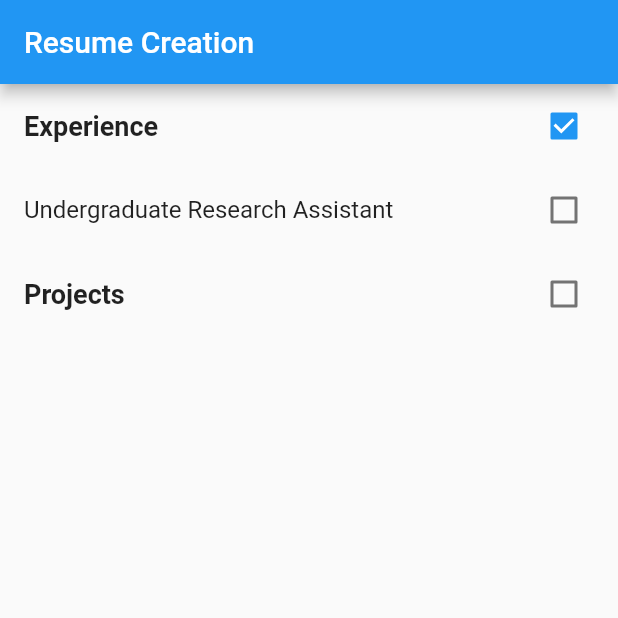
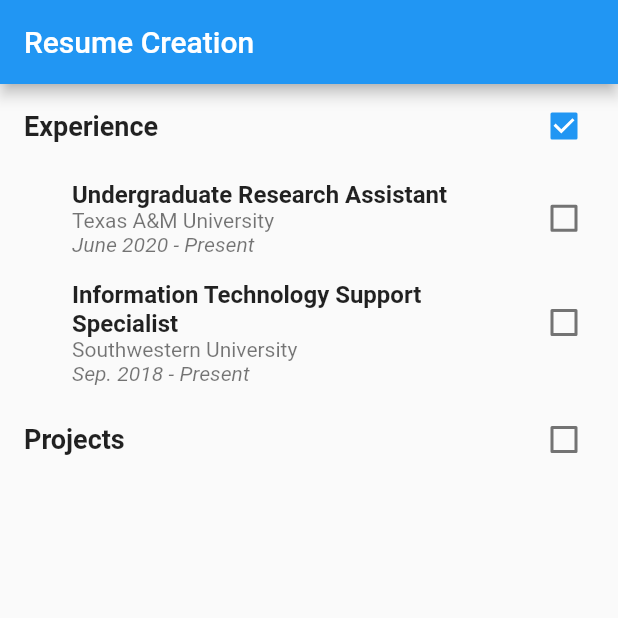
Before and after one commit to kevink2022/resume-builder-dart, a Flutter app: the screen it shows after launch, after a tap on "Experience", on a phone screen of 412 x 824 dp, the top half of it. Run offline on Flutter 3.47's test engine with Material 2 defaults, Android fonts, the phone set to English and light mode, and no system bars.

Commit message:
better formatting

```diff
--- a/lib/models/resume_data.dart
+++ b/lib/models/resume_data.dart
@@ -20,10 +20,8 @@ const String resumeDataJson = '''
     {
       "title": "Experience",
       "type": "job",
-      "isChecked": true,
       "components": [
         {
-          "isChecked": true,
           "data": {
             "title": "Undergraduate Research Assistant",
             "employer": "Texas A&M University",
@@ -32,16 +30,33 @@ const String resumeDataJson = '''
             "location": "College Station, TX",
             "bullets": [
               {
-                "content": "Developed a REST API using FastAPI and PostgreSQL to store data from learning management systems",
-                "isChecked": true
+                "content": "Developed a REST API using FastAPI and PostgreSQL to store data from learning management systems"
               },
               {
-                "content": "Developed a full-stack web application using Flask, React, PostgreSQL and Docker to analyze GitHub data",
-                "isChecked": true
+                "content": "Developed a full-stack web application using Flask, React, PostgreSQL and Docker to analyze GitHub data"
               },
               {
-                "content": "Explored ways to visualize GitHub collaboration in a classroom setting",
-                "isChecked": true
+                "content": "Explored ways to visualize GitHub collaboration in a classroom setting"
+              }
+            ]
+          }
+        },
+        {
+          "data": {
+            "title": "Information Technology Support Specialist",
+            "employer": "Southwestern University",
+            "start_date": "Sep. 2018",
+            "end_date": "Present",
+            "location": "Georgetown, TX",
+            "bullets": [
+              {
+                "content": "Developed a REST API using FastAPI and PostgreSQL to store data from learning management systems"
+              },
+              {
+                "content": "Developed a full-stack web application using Flask, React, PostgreSQL and Docker to analyze GitHub data"
+              },
+              {
+                "content": "Explored ways to visualize GitHub collaboration in a classroom setting"
               }
             ]
           }
@@ -51,52 +66,79 @@ const String resumeDataJson = '''
     {
       "title": "Projects",
       "type": "project",
-      "isChecked": true,
       "components": [
         {
-          "isChecked": true,
           "data": {
             "title": "Gitlytics",
             "start_date": "June 2020",
             "end_date": "Present",
             "skills": [
               {
-                "content": "Python",
-                "isChecked": true
+                "content": "Python"
               },
               {
-                "content": "Flask",
-                "isChecked": true
+                "content": "Flask"
               },
               {
-                "content": "React",
-                "isChecked": true
+                "content": "React"
               },
               {
-                "content": "PostgreSQL",
-                "isChecked": true
+                "content": "PostgreSQL"
               },
               {
-                "content": "Docker",
-                "isChecked": true
+                "content": "Docker"
               }
             ],
             "bullets": [
               {
-                "content": "Developed a full-stack web application using with Flask serving a REST API with React as the frontend",
-                "isChecked": true
+                "content": "Developed a full-stack web application using with Flask serving a REST API with React as the frontend"
               },
               {
-                "content": "Implemented GitHub OAuth to get data from user's repositories",
-                "isChecked": true
+                "content": "Implemented GitHub OAuth to get data from user's repositories"
               },
               {
-                "content": "Visualized GitHub data to show collaboration",
-                "isChecked": true
+                "content": "Visualized GitHub data to show collaboration"
               },
               {
-                "content": "Used Celery and Redis for asynchronous tasks",
-                "isChecked": true
+                "content": "Used Celery and Redis for asynchronous tasks"
+              }
+            ]
+          }
+        },
+        {
+          "data": {
+            "title": "Simple Paintball",
+            "start_date": "May 2018",
+            "end_date": "May 2020",
+            "skills": [
+              {
+                "content": "Spigot API"
+              },
+              {
+                "content": "Java"
+              },
+              {
+                "content": "Maven"
+              },
+              {
+                "content": "TravisCI"
+              },
+              {
+                "content": "Git"
+              }
+            ],
+            "bullets": [
+              {
+                "content": "Developed a Minecraft server plugin to entertain kids during free time for a previous job"
+              },
+              {
+                "content": "Published plugin to websites gaining 2K+ downloads and an average 4.5/5-star review"
+              },
+              {
+                "content": "Implemented continuous delivery using TravisCI to build the plugin upon new a release"
+              },
+              {
+                "content": "Collaborated with Minecraft server administrators to suggest features and get feedback about the plugin"
               }
             ]
           }
@@ -105,4 +147,5 @@ const String resumeDataJson = '''
     }
   ]
 }
+
 ''';
--- a/lib/views/list_entry_views/component_list_entry.dart
+++ b/lib/views/list_entry_views/component_list_entry.dart
@@ -1,5 +1,7 @@
 import 'package:flutter/material.dart';
 import 'package:resume_builder/models/export.dart';
+import 'package:resume_builder/views/list_entry_views/job_list_entry.dart';
+import 'package:resume_builder/views/list_entry_views/project_list_entry.dart';
 
 class ComponentListEntry extends StatefulWidget {
   final Component component;
@@ -15,7 +17,7 @@ class _ComponentListEntryState extends State<ComponentListEntry> {
   @override
   Widget build(BuildContext context) {
     return CheckboxListTile(
-      title: Text(widget.component.title),
+      title: componentListEntryForType(widget.component),
       value: widget.component.isChecked,
       onChanged: (bool? value) {
         setState(() {
@@ -28,3 +30,13 @@ class _ComponentListEntryState extends State<ComponentListEntry> {
     );
   }
 }
+
+Widget componentListEntryForType(Component component) {
+  if (component is Job) {
+    return JobListEntry(job: component);
+  } else if (component is Project) {
+    return ProjectListEntry(project: component);
+  } else {
+    throw Exception("Unknown component type");
+  }
+}
--- a/lib/views/list_entry_views/job_list_entry.dart
+++ b/lib/views/list_entry_views/job_list_entry.dart
@@ -4,19 +4,25 @@ import 'package:resume_builder/models/job.dart';
 class JobListEntry extends StatelessWidget {
   final Job job;
 
-  JobListEntry({required this.job});
+  const JobListEntry({Key? key, required this.job}) : super(key: key);
 
   @override
   Widget build(BuildContext context) {
-    return Column(
-      crossAxisAlignment: CrossAxisAlignment.start,
-      children: [
-        Text(
-          '${job.title} | ${job.employer}',
-          style: const TextStyle(fontWeight: FontWeight.bold),
-        ),
-        Text('${job.startDate} - ${job.endDate}'),
-      ],
+    return ListTile(
+      title: Text(
+        job.title,
+        style: TextStyle(fontWeight: FontWeight.bold),
+      ),
+      subtitle: Column(
+        crossAxisAlignment: CrossAxisAlignment.start,
+        children: [
+          Text(job.employer),
+          Text(
+            '${job.startDate} - ${job.endDate}',
+            style: TextStyle(fontStyle: FontStyle.italic),
+          ),
+        ],
+      ),
     );
   }
 }
--- a/lib/views/resume_creation_view.dart
+++ b/lib/views/resume_creation_view.dart
@@ -37,21 +37,26 @@ class _ResumeCreationViewState extends State<ResumeCreationView> {
                   .map((component) {
                 return Column(
                   children: [
-                    ComponentListEntry(
+                    Padding(
+                      padding: const EdgeInsets.only(left: 16.0),
+                      child: ComponentListEntry(
                         component: component,
                         onComponentToggle: (_) {
                           setState(() {});
                         },
                       ),
+                    ),
                     ...component.bullets
                         .where((bullet) => component.isChecked)
                         .map((bullet) {
-                      return BulletListEntry(
+                      return Padding(
+                          padding: const EdgeInsets.only(left: 32.0),
+                          child: BulletListEntry(
                             bullet: bullet,
                             onBulletToggle: (_) {
                               setState(() {});
                             },
-                      );
+                          ));
                     }).toList(),
                   ],
                 );
```
Also changed, not shown: assets/resume_data.json (+70 -28 lines), lib/views/list_entry_views/project_list_entry.dart (+14 -9 lines). Lines whose indentation alone changed are shown as unchanged.
